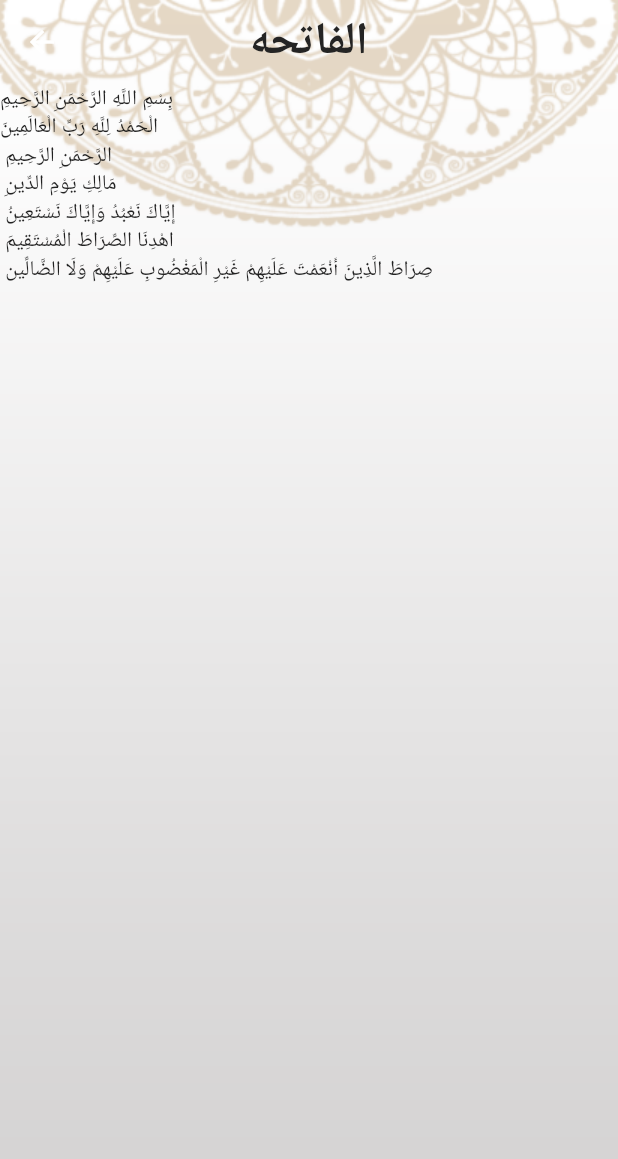
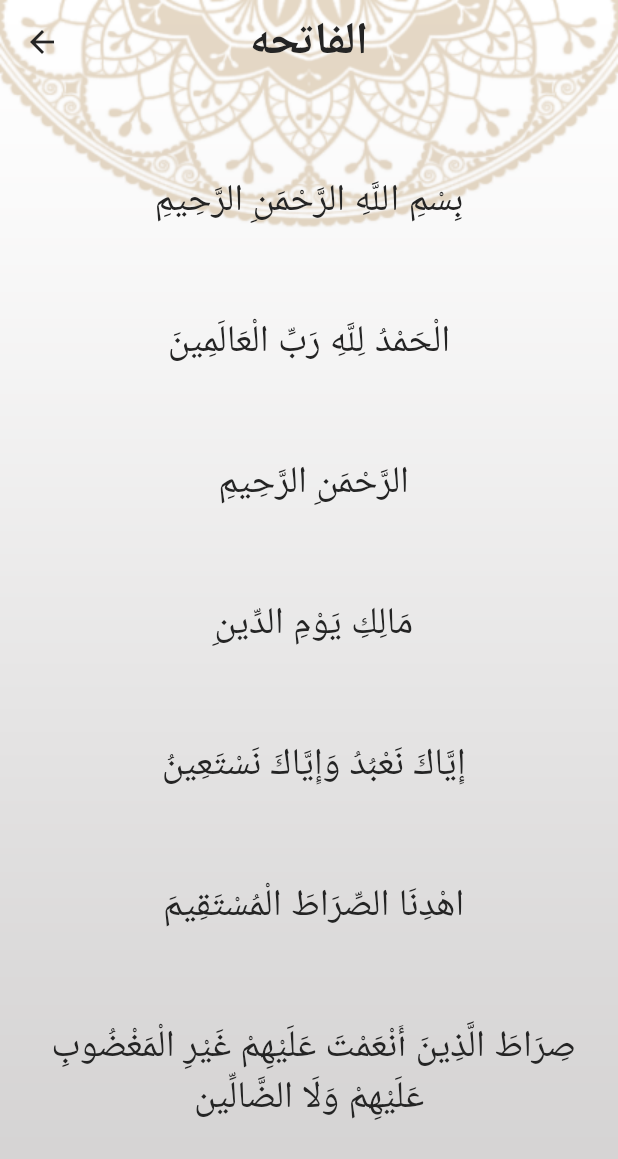
Before and after one commit to HanyYoussef22/Islimi, a Flutter app: the screen it shows after launch, after a tap on "الفاتحه", on a phone screen of 412 x 824 dp. Shown: the top 1159 px of the screen. Run offline on Flutter 3.47's test engine with Material 2 defaults, Android fonts, the phone set to English and light mode, and no system bars.

Commit message:
edit font qran

```diff
--- a/lib/Home_Layout.dart
+++ b/lib/Home_Layout.dart
@@ -1,5 +1,5 @@
 import 'package:flutter/material.dart';
-import 'package:islami/taps/AhadethScreen.dart';
+import 'package:islami/taps/AhadethScreen/AhadethScreen.dart';
 import 'package:islami/taps/qran/QranScreen.dart';
 import 'package:islami/taps/RadioScreen.dart';
 import 'package:islami/taps/SebhaScreen.dart';
--- a/lib/My_Themes.dart
+++ b/lib/My_Themes.dart
@@ -3,12 +3,15 @@ import 'package:flutter/material.dart';
 class MyThemesData{
   static Color standerdColor =const Color(0xffB7935F);
   static Color BlackColor =Color(0xff242424);
+  //-----------------------------------------------------
   static final ThemeData lightTheme = ThemeData(
     primaryColor: standerdColor,
       canvasColor: standerdColor,
     appBarTheme: const AppBarTheme(
       backgroundColor: Colors.transparent,
     elevation: 0.0,
+      iconTheme: IconThemeData(color: Color(0xff242424)),
+
     ),
       textTheme: TextTheme(
       headline1:TextStyle(
@@ -27,10 +30,13 @@ class MyThemesData{
         unselectedItemColor: Colors.white,
   )
       );
+  //-----------------------------------------------------
+
   static final ThemeData darkTheme = ThemeData(
     primaryColor: standerdColor,
     canvasColor: standerdColor,
     appBarTheme: AppBarTheme(
+      iconTheme: IconThemeData(color: BlackColor),
       backgroundColor: Colors.transparent,
       elevation: 0.0,
     ),
--- a/lib/suraDetails/SuraDetails.dart
+++ b/lib/suraDetails/SuraDetails.dart
@@ -1,7 +1,8 @@
-import 'package:flutter/cupertino.dart';
 import 'package:flutter/material.dart';
 import 'package:flutter/services.dart';
 import 'package:flutter/services.dart' show rootBundle;
+
+import 'SuraDetailsItem.dart';
 
 
 class SuraDetails extends StatefulWidget {
@@ -19,7 +20,9 @@ List<String> verses=[];
   @override
   Widget build(BuildContext context) {
     SuraDetailsArg=ModalRoute.of(context)?.settings.arguments as SuraDetailsArgs;
-    loadFile(SuraDetailsArg.index);
+    if (verses.isEmpty){
+      loadFile(SuraDetailsArg.index);
+    }
     return Stack(
         children: [
           Image.asset('asstes/images/main_background.png',
@@ -34,7 +37,7 @@ List<String> verses=[];
 
             ),
             body: ListView.builder(itemBuilder: (context,index){
-              return Text(verses[index].toString());
+              return SuraDetailsItem(verses[index].toString());
             }
               ,itemCount: verses.length,
             ),
@@ -46,8 +49,8 @@ List<String> verses=[];
     String content =
     await rootBundle.loadString('file/${index + 1}.txt');
     print(content);
-    List<String> ayat = [];
-    ayat.add(content);
+    List<String> ayat =  content.split('\n');
+    // ayat.add(content);
     verses = ayat;
      setState(() {
 
--- /dev/null
+++ b/lib/suraDetails/SuraDetailsItem.dart
@@ -0,0 +1,16 @@
+import 'package:flutter/cupertino.dart';
+import 'package:flutter/material.dart';
+
+class SuraDetailsItem extends StatelessWidget {
+  String qran ;
+  SuraDetailsItem(this.qran);
+  @override
+  Widget build(BuildContext context) {
+    return  Padding(
+      padding: EdgeInsets.only(top: 60,left: 15,right: 15),
+      child: Container(
+        child: Text('$qran',textAlign: TextAlign.center,style: Theme.of(context).textTheme.headline2,),
+      ),
+    );
+  }
+}
```
Also changed, not shown: lib/taps/AhadethScreen/AhadethScreen.dart (renamed from lib/taps/AhadethScreen.dart).
